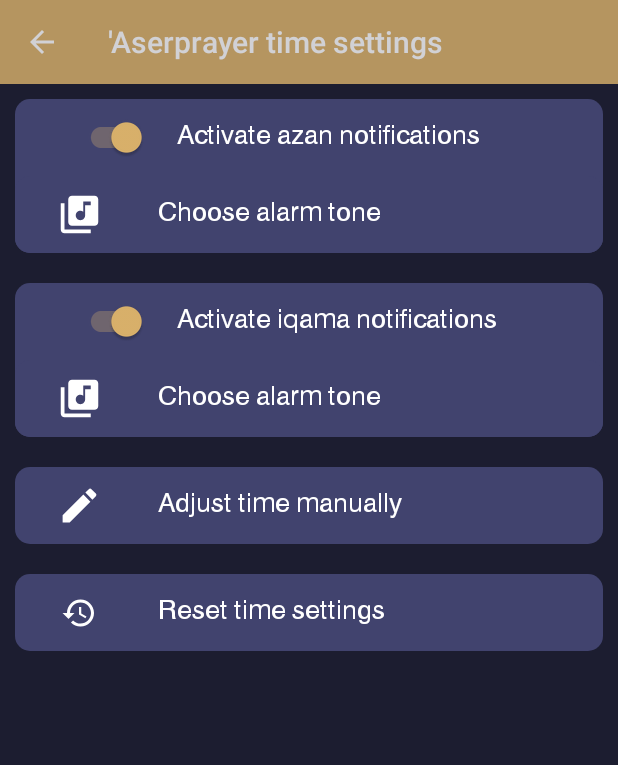
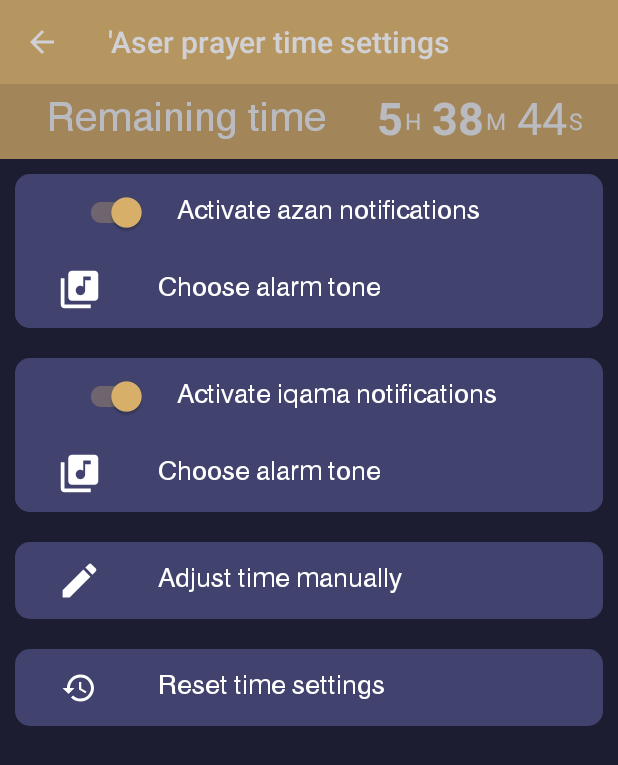
Before and after one commit to arakaneserohingya/Best-Azan-And-Prayer-Time-App, an Android app: the screen it shows after launch (TimePointSettingsActivity), after a tap on "'Aser", on a phone screen of 412 x 824 dp. Shown: the top 765 px of the screen. Run offline under Robolectric (Android 15) with nearby library versions, the phone set to English and light mode, and no system bars; 1 statement that could not run was skipped; 2 other taps on this screen came first.

Commit message:
fix, Countdown timer in timepoint settings activity reactivated!

```diff
--- a/app/src/main/java/com/alhadara/omar/azan/Activities/TimePointSettingsActivity.java
+++ b/app/src/main/java/com/alhadara/omar/azan/Activities/TimePointSettingsActivity.java
@@ -8,6 +8,7 @@ import android.os.Bundle;
 import android.os.Handler;
 
 import android.view.View;
+import android.view.ViewGroup;
 import android.widget.CompoundButton;
 import android.widget.ImageButton;
 import android.widget.LinearLayout;
@@ -26,13 +27,6 @@ import com.example.omar.azanapkmostafa.R;
 public class TimePointSettingsActivity extends AppCompatActivity {
 
     private int index;
-    private int upComingTimePoint;
-    private int remainTime;
-    private Handler handler;
-    private int diffWithUpComingTimePoint;
-
-    private int diff_h;
-    private int diff_m;
     @Override
     protected void onCreate(Bundle savedInstanceState) {
         super.onCreate(savedInstanceState);
@@ -42,12 +36,11 @@ public class TimePointSettingsActivity extends AppCompatActivity {
         getSupportActionBar().setDisplayHomeAsUpEnabled(true);
         getSupportActionBar().setDisplayShowHomeEnabled(true);
         index=getIntent().getExtras().getInt("TimePointIndex");
-        getSupportActionBar().setTitle( Constants.alias[index] + getResources().getString(R.string.prayer_time_settings));
+        getSupportActionBar().setTitle( Constants.alias[index] +" "+ getResources().getString(R.string.prayer_time_settings));
 
 
         widgetsAdder();
-       /* handler = new Handler();
-        startTimer();*/
+        startTimer();
     }
 
     public void widgetsAdder(){
@@ -117,44 +110,27 @@ public class TimePointSettingsActivity extends AppCompatActivity {
 
 
 
-    public void firstInitialization(){
-        upComingTimePoint = TM.commingTimePointIndex(Times.times);
-        LinearLayout countdownlayout = findViewById(R.id.countdown_layout_time_point_settings);
-        diffWithUpComingTimePoint = TM.difference(Times.times[upComingTimePoint],Times.times[index]);
-        diff_h = (int)diffWithUpComingTimePoint /3600;
-        diff_m = (int)((diffWithUpComingTimePoint-(diff_h*3600))/60);
-        if(index >= upComingTimePoint) {
-
-            countdownlayout.setVisibility(View.VISIBLE);
-            ((TextView) countdownlayout.getChildAt(0)).setText(Constants.alias[index]);
-        } else countdownlayout.setVisibility(View.GONE);
-    }
-
-
-
     public void startTimer(){
+        final Handler handler = new Handler();
         Runnable runnable = new Runnable() {
             @Override
             public void run() {
                 int h,m,s;
-                remainTime = TM.difference(TM.getTime(),Times.times[upComingTimePoint]);
-                if(remainTime < 1) {
-
-                    firstInitialization();
-                }else {
-
+                int remainTime = TM.difference(TM.getTime(),Times.times[index]);
+                if(remainTime < 1)
+                    findViewById(R.id.countdown_layout_time_point_settings).setVisibility(View.GONE);
+                else {
                     h = (int)remainTime /3600;
                     m = (int)((remainTime-(h*3600))/60);
                     s = (int)remainTime - (h*3600) - (m*60);
-                    LinearLayout countdown = findViewById(R.id.countdown_timer_time_point_settings);
-                    ((TextView)(countdown.getChildAt(0))).setText(Integer.toString(h + diff_h));
-                    ((TextView)(countdown.getChildAt(2))).setText(Integer.toString(m + diff_m));
+                    ViewGroup countdown = findViewById(R.id.countdown_timer_time_point_settings);
+                    ((TextView)(countdown.getChildAt(0))).setText(Integer.toString(h));
+                    ((TextView)(countdown.getChildAt(2))).setText(Integer.toString(m));
                     ((TextView)(countdown.getChildAt(4))).setText(Integer.toString(s));
+                    handler.postDelayed(this,1000);
                 }
-                handler.postDelayed(this,1000);
             }
         };
-        firstInitialization();
         runnable.run();
     }
 
--- a/app/src/main/res/layout/activity_time_point_settings.xml
+++ b/app/src/main/res/layout/activity_time_point_settings.xml
@@ -21,33 +21,35 @@
             android:background="?attr/colorPrimary"
             app:popupTheme="@style/AppTheme.PopupOverlay" />
 
-        <LinearLayout
+        <androidx.constraintlayout.widget.ConstraintLayout
             android:background="@color/colorPrimary"
             android:alpha="0.7"
-            android:visibility="gone"
             android:id="@+id/countdown_layout_time_point_settings"
-            android:orientation="horizontal"
             android:layout_width="match_parent"
-            android:layout_height="wrap_content">
+            android:layout_height="@dimen/time_prayer_widget_height">
             <TextView
-                android:layout_weight="0.5"
+                android:text="@string/remaining_time"
+                app:layout_constraintStart_toStartOf="parent"
+                app:layout_constraintEnd_toStartOf="@id/countdown_timer_time_point_settings"
+                app:layout_constraintWidth_percent="0.5"
                 android:id="@+id/countdown_text_time_point_settings"
                 android:fontFamily="@font/isfkut"
                 android:gravity="center"
                 android:textColor="@android:color/white"
                 android:textSize="30sp"
-                android:layout_width="match_parent"
-                android:layout_height="50dp" />
-            <include layout="@layout/countdown_timer"
+                android:layout_width="0dp"
+                android:layout_height="match_parent" />
+
+            <include
                 android:id="@+id/countdown_timer_time_point_settings"
-                android:layout_height="wrap_content"
-                android:layout_width="match_parent"
+                layout="@layout/countdown_timer"
+                android:layout_width="wrap_content"
+                android:layout_height="match_parent"
                 android:layout_gravity="center"
-                android:layout_weight="0.3">
+                app:layout_constraintEnd_toEndOf="parent"
+                app:layout_constraintStart_toEndOf="@id/countdown_text_time_point_settings" />
 
-            </include>
-
-        </LinearLayout>
+        </androidx.constraintlayout.widget.ConstraintLayout>
 
         <ScrollView
             android:layout_width="match_parent"
--- a/app/src/main/res/values/strings.xml
+++ b/app/src/main/res/values/strings.xml
@@ -93,4 +93,5 @@
     <string name="choose_alarm_tone">Choose alarm tone</string>
     <string name="prayer_time_settings">prayer time settings</string>
     <string name="saved_locations">Saved locations</string>
+    <string name="remaining_time">Remaining time</string>
 </resources>
```
